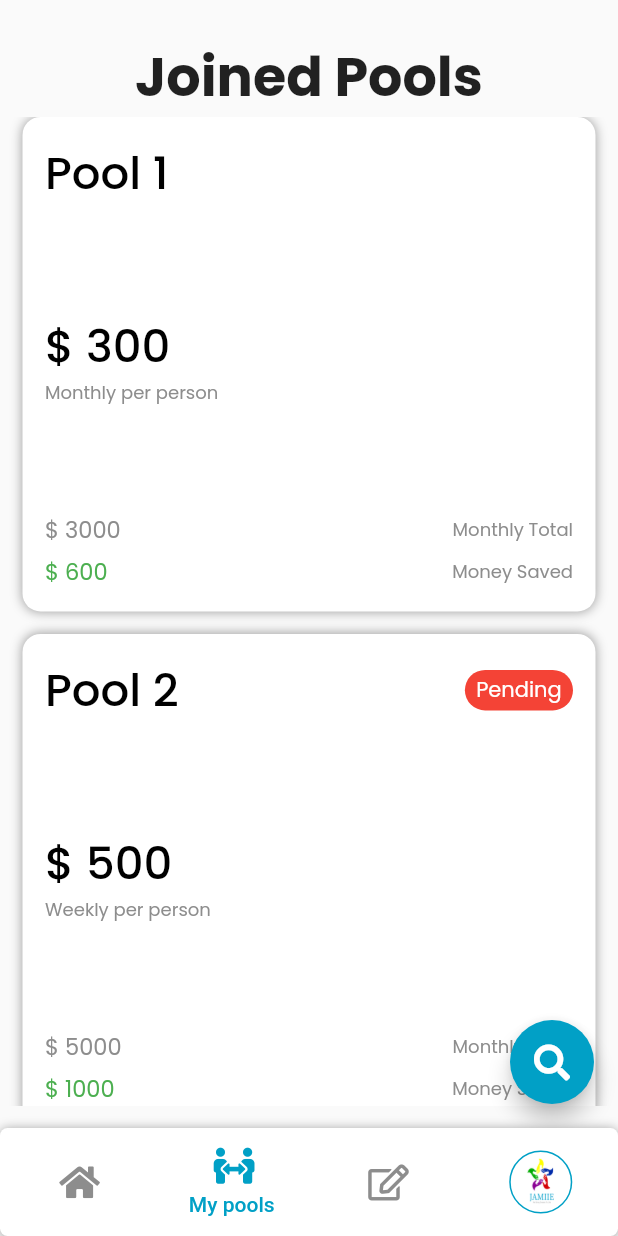
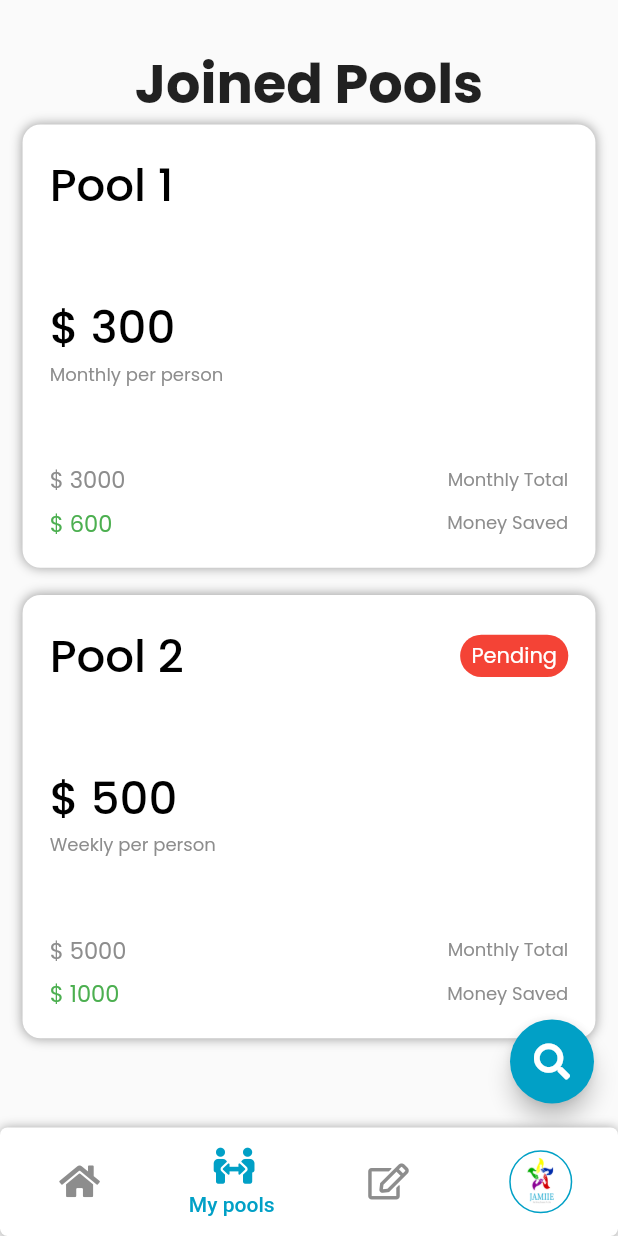
Before and after one commit to thepioneered/jamiie, a Flutter app: the screen it shows after launch, item 2 of the bottom bar chosen, on a phone screen of 412 x 824 dp. Run offline on Flutter 3.47's test engine with Material 2 defaults, Android fonts, the phone set to English and light mode, and no system bars; our stand-ins replace auto_size_text, cached_network_image, data_connection_checker, firebase_messaging, flutter_screenutil, font_awesome_flutter and 4 more; missing offline and left inert: numeric_keyboard; accounts and stored records are empty; network calls fail.

Commit message:
joinPool done

```diff
--- a/lib/src/screens/navbar.dart
+++ b/lib/src/screens/navbar.dart
@@ -126,7 +126,7 @@ class _AppNavigationBarState extends State<AppNavigationBar> {
 
       //8 percent of total height
       bottomNavigationBar: _bottomNavigationBar(
-         0.08.hp+5.h,
+         60.h,
       ),
     );
   }
--- a/lib/src/screens/userJoinedPools/joinedPoolListPage.dart
+++ b/lib/src/screens/userJoinedPools/joinedPoolListPage.dart
@@ -1,4 +1,5 @@
 import 'package:Jamiie/src/screens/userJoinedPools/joinPoolScreen.dart';
+import 'package:flutter_screenutil/flutter_screenutil.dart';
 
 import '../../providers/userJoinedPools/joinPoolProvider.dart';
 import '../../styles/colors.dart';
@@ -21,6 +22,7 @@ class MyPool extends StatelessWidget {
 class MyPoolWidget extends StatelessWidget {
   @override
   Widget build(BuildContext context) {
+    ScreenUtil.init(context, width: 411, height: 683, allowFontScaling: false);
     var joinPoolProvider = Provider.of<JoinPoolProvider>(context);
     return Scaffold(
       key: joinPoolProvider.listOfJoinedPoolScaffoldKey,
@@ -41,31 +43,27 @@ class MyPoolWidget extends StatelessWidget {
           } else if (!snapshot.hasData &&
               snapshot.connectionState == ConnectionState.done) {
             return Container(
-              margin: EdgeInsets.only(top: 24.0),
-
-              //height: MediaQuery.of(context).size.height * 2,
+              margin: EdgeInsets.only(top: 24.0.h),
               child: Column(
                 children: [
                   Text(
                     'Joined Pools',
                     style: TextStyle(
                         fontFamily: 'poppins',
-                        fontSize: 36,
+                        fontSize: 36.sp,
                         fontWeight: FontWeight.bold),
                   ),
                   Container(
-                    height: MediaQuery.of(context).size.height * .8,
+                    height: 545.h,
                     child: ListView.builder(
                       itemBuilder: (context, index) {
                         var data = joinPoolProvider
                             .joinPoolListModel.joinPoolListDataModel[index];
                         return Padding(
-                          padding: EdgeInsets.symmetric(horizontal: 15),
+                          padding: EdgeInsets.symmetric(horizontal: 15.w),
                           child: JoinPoolListWidget(
                             status: data.status,
-
                             amountSaved: data.amountSaved,
-                            // membersList: data.membersList,
                             monthlyTotalAmount: data.monthlyTotalAmount,
                             poolAmount: data.poolAmount,
                             poolName: data.poolName,
--- a/lib/src/screens/userJoinedPools/searchPoolPage.dart
+++ b/lib/src/screens/userJoinedPools/searchPoolPage.dart
@@ -1,5 +1,5 @@
 import 'package:Jamiie/src/utils/validationRegex.dart';
-
+import 'package:flutter_screenutil/flutter_screenutil.dart';
 import '../../providers/userJoinedPools/searchPoolProvider.dart';
 import '../../widgets/appBar.dart';
 import '../../widgets/appTextFields/appTextField.dart';
@@ -23,20 +23,17 @@ class SearchPoolPageWidget extends StatelessWidget {
   @override
   Widget build(BuildContext context) {
     var searchPoolProvider = Provider.of<SearchPoolProvider>(context);
-    double height = MediaQuery.of(context).size.height;
     return Scaffold(
       key: searchPoolProvider.searchPoolPageScaffoldKey,
       appBar: AppBarWidget.getAppBar(context, '', isRegistration: false),
       backgroundColor: AppColors.white,
       body: SingleChildScrollView(
         child: Container(
-          padding: const EdgeInsets.symmetric(
-            horizontal: 15.0,
-          ),
+          padding: EdgeInsets.symmetric(horizontal: 15.w),
           child: Column(
             children: [
               PageHeading.topHeading(
-                height: height,
+                  height: 100.h,
                   title: "Search Pool",
                   subTitle: "Enter pool id to get pool details."),
               Form(
@@ -45,6 +42,7 @@ class SearchPoolPageWidget extends StatelessWidget {
                 child: Column(
                   children: [
                     AppTextField.screenTextField(
+                        height: 75.h,
                         maxLength: 8,
                         hintText: "Pool Id",
                         validator: TextFieldValidation.searchPoolValidation,
@@ -52,8 +50,11 @@ class SearchPoolPageWidget extends StatelessWidget {
                         onSaved: (e) =>
                             searchPoolProvider.poolIdModel.poolId = e,
                         prefixIcon: null),
+                    SizedBox(
+                      height: 5.h,
+                    ),
                     Container(
-                      height: height * 0.07,
+                      height: 0.07.hp,
                       child: AppButton.loginButton(
                         onTap: () {
                           FocusScope.of(context).unfocus();
--- a/lib/src/styles/text.dart
+++ b/lib/src/styles/text.dart
@@ -60,31 +60,31 @@ class AppTextStyle {
   static TextStyle get poolTitle => TextStyle(
         fontFamily: "Poppins",
         fontWeight: FontWeight.w500,
-        fontSize: 30.0,
+        fontSize: 30.0.sp,
         color: Colors.black,
       );
   static TextStyle get amountSubHeading => TextStyle(
         fontFamily: "Poppins",
         fontWeight: FontWeight.w400,
-        fontSize: 12.0,
+        fontSize: 12.0.sp,
         color: AppColors.grayInputHeading,
       );
   static TextStyle get poolMonthlyTotalAmount => TextStyle(
         fontFamily: "Poppins",
         fontWeight: FontWeight.w400,
-        fontSize: 15.0,
+        fontSize: 15.0.sp,
         color: AppColors.grayInputHeading,
       );
   static TextStyle get poolAmountSaved => TextStyle(
         fontFamily: "Poppins",
         fontWeight: FontWeight.w400,
-        fontSize: 15.0,
+        fontSize: 15.0.sp,
         color: AppColors.green,
       );
   static TextStyle get amountStyle => TextStyle(
         fontFamily: "Poppins",
         fontWeight: FontWeight.w500,
-        fontSize: 30.0,
+        fontSize: 30.0.sp,
         color: Colors.black,
       );
   static TextStyle get dropDownStyle => TextStyle(
@@ -101,7 +101,7 @@ class AppTextStyle {
   static TextStyle get dialogTitle => TextStyle(
         fontFamily: "Poppins",
         fontWeight: FontWeight.w400,
-        fontSize: 18.0,
+        fontSize: 18.0.sp,
         color: AppColors.black,
       );
   static TextStyle get joinPoolHeading => TextStyle(
@@ -120,7 +120,7 @@ class AppTextStyle {
     return TextStyle(
         fontFamily: "Poppins",
         fontWeight: FontWeight.w500,
-        fontSize: 14.0,
+        fontSize: 14.0.sp,
         color: _color);
   }
 
--- a/lib/src/widgets/appBar.dart
+++ b/lib/src/widgets/appBar.dart
@@ -37,7 +37,7 @@ class AppBarWidget {
       context: context,
       builder: (ctx) {
         return AlertDialog(
-          actionsPadding: EdgeInsets.only(right: 5.0),
+          actionsPadding: EdgeInsets.only(right: 5.0.h),
           title: Text(
             "Are you sure you want to cancel Registration?",
             style: AppTextStyle.dialogTitle,
--- a/lib/src/widgets/userJoinedPools/joinPoolListWidget.dart
+++ b/lib/src/widgets/userJoinedPools/joinPoolListWidget.dart
@@ -1,6 +1,7 @@
 import '../../styles/colors.dart';
 import '../../styles/text.dart';
 import 'package:flutter/material.dart';
+import 'package:flutter_screenutil/flutter_screenutil.dart';
 
 class JoinPoolListWidget extends StatelessWidget {
   JoinPoolListWidget(
@@ -32,11 +33,11 @@ class JoinPoolListWidget extends StatelessWidget {
               context, MaterialPageRoute(builder: (_) => nextScreen));
         },
         child: Container(
-          margin: EdgeInsets.only(bottom: 15.0),
+          margin: EdgeInsets.only(bottom: 15.0.h),
           alignment: Alignment.center,
           width: double.infinity,
-          padding: const EdgeInsets.all(15.0),
-          height: MediaQuery.of(context).size.height * .4,
+          padding: EdgeInsets.all(15.0.h),
+          height: 245.h,
           child: Column(
             crossAxisAlignment: CrossAxisAlignment.start,
             mainAxisAlignment: MainAxisAlignment.spaceBetween,
@@ -78,7 +79,7 @@ class JoinPoolListWidget extends StatelessWidget {
                           style: AppTextStyle.amountSubHeading),
                     ],
                   ),
-                  SizedBox(height: 5),
+                  SizedBox(height: 5.h),
                   Row(
                     mainAxisAlignment: MainAxisAlignment.spaceBetween,
                     children: [
@@ -106,11 +107,11 @@ class JoinPoolListWidget extends StatelessWidget {
       );
     } else {
       return Container(
-        margin: EdgeInsets.only(bottom: 15.0),
+        margin: EdgeInsets.only(bottom: 15.0.sp),
         alignment: Alignment.center,
         width: double.infinity,
-        padding: const EdgeInsets.all(15.0),
-        height: MediaQuery.of(context).size.height * .4,
+        padding: EdgeInsets.all(15.0.h),
+        height: 245.h,
         child: Column(
           crossAxisAlignment: CrossAxisAlignment.start,
           mainAxisAlignment: MainAxisAlignment.spaceBetween,
@@ -124,7 +125,7 @@ class JoinPoolListWidget extends StatelessWidget {
                 ),
                 Container(
                   padding: EdgeInsets.only(
-                      left: 7.5, right: 7.5, top: 3.0, bottom: 3.0),
+                      left: 7.5.w, right: 7.5.w, top: 3.0.h, bottom: 3.0.h),
                   decoration: BoxDecoration(
                     color: Colors.red,
                     borderRadius: BorderRadius.circular(15.0),
@@ -169,7 +170,7 @@ class JoinPoolListWidget extends StatelessWidget {
                     Text("Monthly Total", style: AppTextStyle.amountSubHeading),
                   ],
                 ),
-                SizedBox(height: 5),
+                SizedBox(height: 5.h),
                 Row(
                   mainAxisAlignment: MainAxisAlignment.spaceBetween,
                   children: [
```
